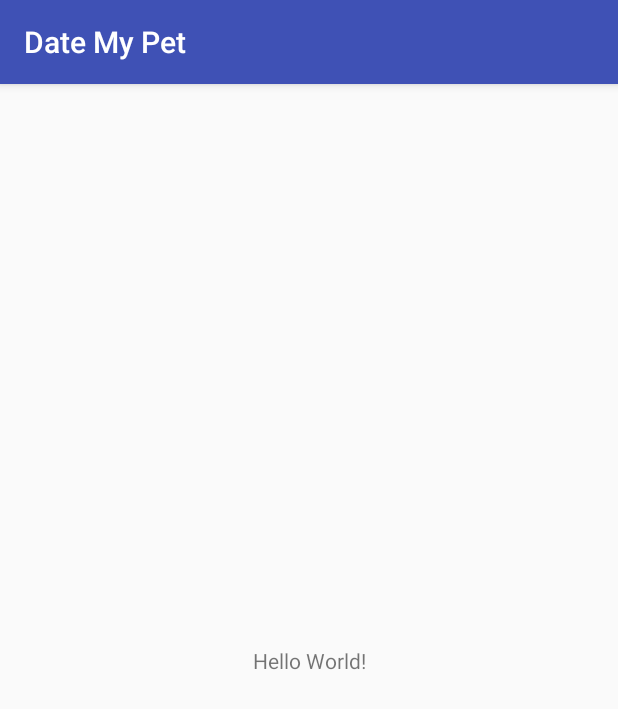
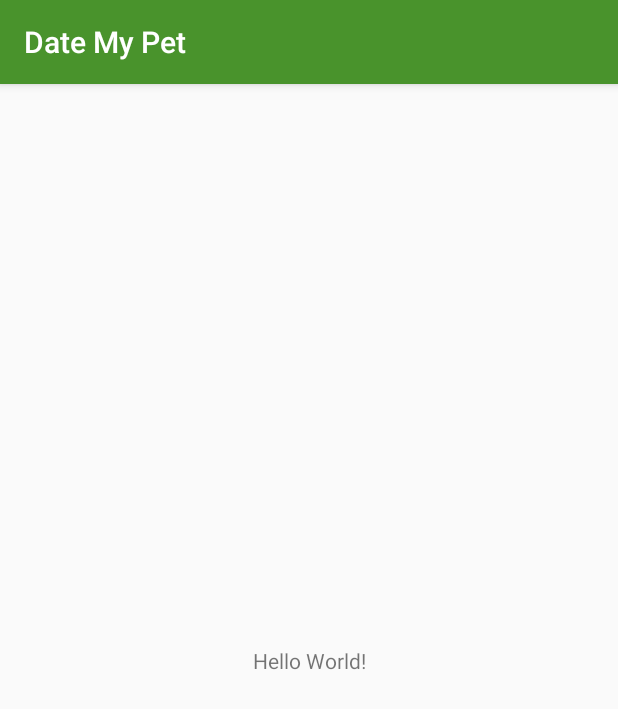
Before and after one commit to jogeocc/DateMyPet, an Android app: the screen it shows after launch (MainActivity), on a phone screen of 412 x 824 dp. Shown: the top 709 px of the screen. Run offline under Robolectric (Android 15) with nearby library versions, the phone set to English and light mode, and no system bars.

Commit message:
Cambiando Colores de la aplicación

```diff
--- a/app/src/main/res/values/colors.xml
+++ b/app/src/main/res/values/colors.xml
@@ -1,6 +1,6 @@
 <?xml version="1.0" encoding="utf-8"?>
 <resources>
-    <color name="colorPrimary">#3F51B5</color>
-    <color name="colorPrimaryDark">#303F9F</color>
-    <color name="colorAccent">#FF4081</color>
+    <color name="colorPrimary">#49932c</color>
+    <color name="colorPrimaryDark">#36791d</color>
+    <color name="colorAccent">#FFB74D</color>
 </resources>
```
